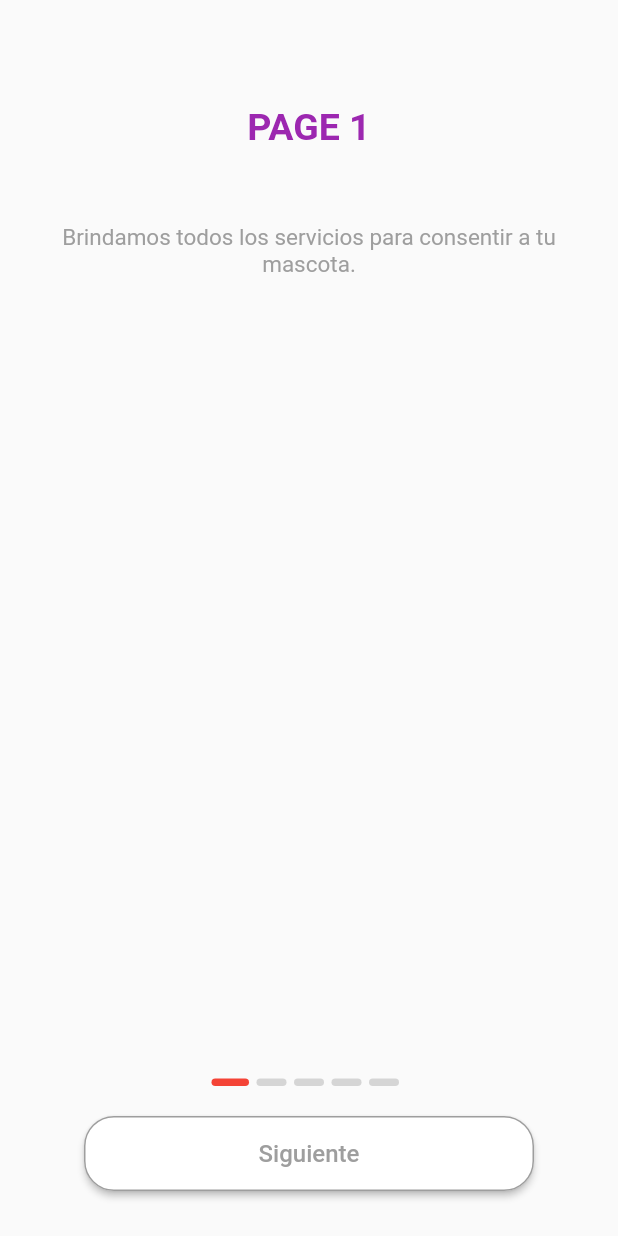
After one commit to 203424/AppEjemplos, a Flutter app: the screen it shows after launch, after a tap on "Ejemplo 2", on a phone screen of 412 x 824 dp. The commit adds this screen. Run offline on Flutter 3.47's test engine with Material 2 defaults, Android fonts, the light colour scheme and no system bars.

Commit message:
ejemplo 2, home page

```diff
--- /dev/null
+++ b/lib/data/onboarding_content.dart
@@ -0,0 +1,27 @@
+class OnBoardContent {
+  String text;
+  String descp;
+  OnBoardContent({required this.text, required this.descp});
+}
+
+List<OnBoardContent> contents = [
+  OnBoardContent(
+      text: "PAGE 1",
+      descp: "Brindamos todos los servicios para consentir a tu mascota."),
+  OnBoardContent(
+      text: "PAGE 2",
+      descp:
+          "Nulla faucibus ut odio scelerisque, vitae molestie lectus feugiat."),
+  OnBoardContent(
+      text: "PAGE 3",
+      descp:
+          "Nulla faucibus tellus ut odio scelerisque, vitar lectus feugiat."),
+  OnBoardContent(
+      text: "PAGE 4",
+      descp:
+          "Nulla faucibus ut odio scelerisque, vitae molestie lectus feugiat."),
+  OnBoardContent(
+      text: "PAGE 5",
+      descp:
+          "Nulla faucibus ut odio scelerisque, vitae molestie lectus feugiat.")
+];
--- a/lib/main.dart
+++ b/lib/main.dart
@@ -1,3 +1,4 @@
+import 'package:ejemplo/pages/ejemplos.dart';
 import 'package:ejemplo/pages/ejemplos_diapos/ejemplo1.dart';
 import 'package:flutter/material.dart';
 
@@ -11,58 +12,12 @@ class MyApp extends StatelessWidget {
   @override
   Widget build(BuildContext context) {
     return MaterialApp(
+      debugShowCheckedModeBanner: false,
       title: 'Flutter Demo',
       theme: ThemeData(
         primarySwatch: Colors.blue,
       ),
-      home: const Ejemplo1(),
+      home: const HomePage(),
     );
   }
 }
-
-class MyHomePage extends StatefulWidget {
-  const MyHomePage({super.key, required this.title});
-
-  final String title;
-
-  @override
-  State<MyHomePage> createState() => _MyHomePageState();
-}
-
-class _MyHomePageState extends State<MyHomePage> {
-  int _counter = 0;
-
-  void _incrementCounter() {
-    setState(() {
-      _counter++;
-    });
-  }
-
-  @override
-  Widget build(BuildContext context) {
-    return Scaffold(
-      appBar: AppBar(
-        title: Text(widget.title),
-      ),
-      body: Center(
-        child: Column(
-          mainAxisAlignment: MainAxisAlignment.center,
-          children: <Widget>[
-            const Text(
-              'You have pushed the button this many times:',
-            ),
-            Text(
-              '$_counter',
-              style: Theme.of(context).textTheme.headline4,
-            ),
-          ],
-        ),
-      ),
-      floatingActionButton: FloatingActionButton(
-              onPressed: _incrementCounter,
-              tooltip: 'Increment',
-              child: const Icon(Icons.add_outlined),
-            ),
-    );
-  }
-}
--- /dev/null
+++ b/lib/pages/ejemplos.dart
@@ -0,0 +1,42 @@
+import 'package:ejemplo/pages/ejemplos_diapos/ejemplo1.dart';
+import 'package:ejemplo/pages/ejemplos_diapos/ejemplo2.dart';
+import 'package:flutter/cupertino.dart';
+import 'package:flutter/material.dart';
+
+class HomePage extends StatelessWidget {
+  const HomePage({Key? key}) : super(key: key);
+
+  @override
+  Widget build(BuildContext context) {
+    return Scaffold(
+      appBar: AppBar(
+        title: const Text('Ejemplos'),
+      ),
+      body: Center(
+        child: Column(
+          mainAxisAlignment: MainAxisAlignment.center,
+          children: <Widget>[
+            ElevatedButton(
+                onPressed: () {
+                  Navigator.push(
+                      context,
+                      MaterialPageRoute(
+                        builder: (context) => const Ejemplo1(),
+                      ));
+                },
+                child: Text("Ejemplo 1")),
+            ElevatedButton(
+                onPressed: () {
+                  Navigator.push(
+                      context,
+                      MaterialPageRoute(
+                        builder: (context) => const OnBoarding(),
+                      ));
+                },
+                child: Text("Ejemplo 2"))
+          ],
+        ),
+      ),
+    );
+  }
+}
--- /dev/null
+++ b/lib/pages/ejemplos_diapos/ejemplo2.dart
@@ -0,0 +1,127 @@
+import 'package:ejemplo/pages/ejemplos.dart';
+import 'package:flutter/material.dart';
+import '../../data/onboarding_content.dart';
+
+class OnBoarding extends StatefulWidget {
+  const OnBoarding({super.key});
+
+  @override
+  State<OnBoarding> createState() => _OnBoardingState();
+}
+
+class _OnBoardingState extends State<OnBoarding> {
+  int currentPage = 0;
+  late PageController varController;
+
+  @override
+  void initState() {
+    super.initState();
+    varController = PageController(initialPage: 0);
+  }
+
+  @override
+  void dispose() {
+    super.dispose();
+    varController.dispose();
+  }
+
+  @override
+  Widget build(BuildContext context) {
+    return Scaffold(
+      body: SafeArea(
+        child: Column(children: [
+          Expanded(
+              flex: 1,
+              child: PageView.builder(
+                  controller: varController,
+                  itemCount: contents.length,
+                  onPageChanged: (int page) {
+                    setState(() {
+                      currentPage = page;
+                    });
+                  },
+                  itemBuilder: (_, i) {
+                    return SingleChildScrollView(
+                      child: Padding(
+                          padding: const EdgeInsets.all(20),
+                          child: Column(
+                            children: [
+                              Container(
+                                margin: const EdgeInsets.only(top: 50),
+                                child: Text(
+                                  contents[i].text,
+                                  style: const TextStyle(
+                                      fontWeight: FontWeight.bold,
+                                      fontSize: 25,
+                                      color: Colors.purple),
+                                ),
+                              ),
+                              Container(
+                                margin: const EdgeInsets.only(top: 50),
+                                child: Text(
+                                  contents[i].descp,
+                                  style: const TextStyle(
+                                      fontSize: 15, color: Colors.grey),
+                                  textAlign: TextAlign.center,
+                                ),
+                              )
+                            ],
+                          )),
+                    );
+                  })),
+          Padding(
+            padding: const EdgeInsets.only(bottom: 20),
+            child: Row(
+              mainAxisAlignment: MainAxisAlignment.center,
+              children:
+                  List.generate(contents.length, (index) => buildPage(index)),
+            ),
+          ),
+          Padding(
+            padding: const EdgeInsets.only(bottom: 30),
+            child: SizedBox(
+              height: 50,
+              width: 300,
+              child: MaterialButton(
+                color: currentPage == contents.length - 1
+                    ? Colors.green
+                    : Colors.white,
+                onPressed: () async {
+                  currentPage == contents.length - 1
+                      ? Navigator.push(context, MaterialPageRoute(builder: (context) => const HomePage(),))
+                      : varController.nextPage(
+                          duration: const Duration(milliseconds: 500),
+                          curve: Curves.easeInOut);
+                },
+                textColor: currentPage == contents.length - 1
+                    ? Colors.white
+                    : Colors.grey,
+                shape: RoundedRectangleBorder(
+                    side: const BorderSide(width: 1, color: Colors.grey),
+                    borderRadius: BorderRadius.circular(20)),
+                child: Text(
+                    currentPage == contents.length - 1
+                        ? 'Continuar'
+                        : "Siguiente",
+                    style: const TextStyle(fontSize: 16)),
+              ),
+            ),
+          )
+        ]),
+      ),
+    );
+  }
+
+  AnimatedContainer buildPage(int index) {
+    return AnimatedContainer(
+      duration: const Duration(milliseconds: 300),
+      margin: const EdgeInsets.only(right: 5),
+      height: 5,
+      width: currentPage == index ? 25 : 20,
+      decoration: BoxDecoration(
+          borderRadius: BorderRadius.circular(20),
+          color:
+              currentPage == index ? Colors.red : Colors.grey.withOpacity(0.4)),
+    );
+  }
+}
```
Also changed, not shown: pubspec.lock.
